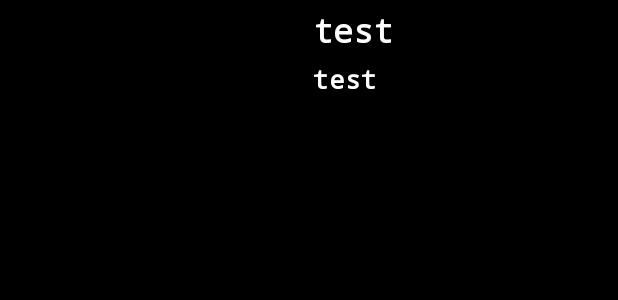
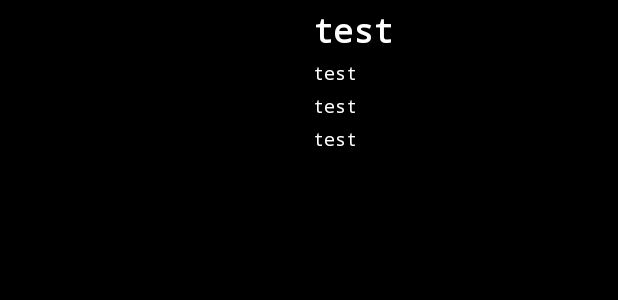
Before and after one commit to dilipkumar4813/movie-android, an Android app: the layout activity_movie_detail.xml on its own in the app's theme, with its tools: preview values and no code run, on a phone screen of 412 x 824 dp. Shown: the top 300 px of the screen. Run offline under Robolectric (Android 15) with nearby library versions, the phone set to English and light mode, and no system bars; network calls fail.

Commit message:
Loading movie language and adding strings

```diff
--- a/app/src/main/java/com/iamdilipkumar/movies/movies/MovieDetailActivity.java
+++ b/app/src/main/java/com/iamdilipkumar/movies/movies/MovieDetailActivity.java
@@ -11,7 +11,7 @@ import com.squareup.picasso.Picasso;
 public class MovieDetailActivity extends AppCompatActivity {
 
     ImageView mPosterImage, mBannerImage;
-    TextView mTitleText,mPlotText,mReleaseText;
+    TextView mTitleText, mPlotText, mReleaseText, mVoteAverageText,mMovieLanguage;
 
     @Override
     protected void onCreate(Bundle savedInstanceState) {
@@ -24,6 +24,8 @@ public class MovieDetailActivity extends AppCompatActivity {
         mTitleText = (TextView) findViewById(R.id.tv_movie_title);
         mPlotText = (TextView) findViewById(R.id.tv_movie_plot);
         mReleaseText = (TextView) findViewById(R.id.tv_movie_release_date);
+        mVoteAverageText = (TextView) findViewById(R.id.tv_movie_average_vote);
+        mMovieLanguage = (TextView) findViewById(R.id.tv_movie_language);
 
         Intent savedIntent = getIntent();
 
@@ -33,5 +35,7 @@ public class MovieDetailActivity extends AppCompatActivity {
         mTitleText.setText(savedIntent.getStringExtra("title"));
         mPlotText.setText(savedIntent.getStringExtra("plot"));
         mReleaseText.setText(savedIntent.getStringExtra("release"));
+        mVoteAverageText.setText(getString(R.string.movie_average_vote) + savedIntent.getStringExtra("average"));
+        mMovieLanguage.setText("Language: "+savedIntent.getStringExtra("language"));
     }
 }
--- a/app/src/main/java/com/iamdilipkumar/movies/movies/MoviesListActivity.java
+++ b/app/src/main/java/com/iamdilipkumar/movies/movies/MoviesListActivity.java
@@ -37,7 +37,9 @@ public class MoviesListActivity extends AppCompatActivity implements MoviesAdapt
 
     ProgressBar mLoading;
     TextView mErrorText;
+
     RecyclerView mMoviesList;
+
     MoviesAdapter mAdapter;
     ArrayList<Movie> mMovies = new ArrayList<>();
 
@@ -79,6 +81,9 @@ public class MoviesListActivity extends AppCompatActivity implements MoviesAdapt
         return true;
     }
 
+    /**
+     * Method to share the data over various app installed on the device
+     */
     private void shareText() {
         String mimeType = "text/plain";
         String title = "Share movie app";
@@ -115,6 +120,11 @@ public class MoviesListActivity extends AppCompatActivity implements MoviesAdapt
         }
     }
 
+    /**
+     * Implemeting the interface created in the MoviesAdapter {@link MoviesAdapter}
+     *
+     * @param position based on poisting passing data to detail activity
+     */
     @Override
     public void onMovieItemClick(int position) {
         Movie movie = mMovies.get(position);
@@ -144,6 +154,7 @@ public class MoviesListActivity extends AppCompatActivity implements MoviesAdapt
 
         @Override
         protected void onPreExecute() {
+            mErrorText.setVisibility(View.INVISIBLE);
             mLoading.setVisibility(View.VISIBLE);
             doNotShowList();
             super.onPreExecute();
--- a/app/src/main/res/layout/activity_movie_detail.xml
+++ b/app/src/main/res/layout/activity_movie_detail.xml
@@ -63,8 +63,27 @@
                     android:text="test"
                     android:layout_marginTop="5dp"
                     android:textColor="@android:color/white"
-                    android:textSize="18sp"
-                    android:textStyle="bold" />
+                    android:textSize="12sp" />
+
+                <TextView
+                    android:id="@+id/tv_movie_average_vote"
+                    android:layout_width="wrap_content"
+                    android:layout_height="wrap_content"
+                    android:fontFamily="monospace"
+                    android:text="test"
+                    android:layout_marginTop="5dp"
+                    android:textColor="@android:color/white"
+                    android:textSize="12sp" />
+
+                <TextView
+                    android:id="@+id/tv_movie_language"
+                    android:layout_width="wrap_content"
+                    android:layout_height="wrap_content"
+                    android:fontFamily="monospace"
+                    android:text="test"
+                    android:layout_marginTop="5dp"
+                    android:textColor="@android:color/white"
+                    android:textSize="12sp" />
 
             </LinearLayout>
 
--- a/app/src/main/res/values/strings.xml
+++ b/app/src/main/res/values/strings.xml
@@ -10,4 +10,6 @@
     <string name="sort_top_rated">top_rated</string>
 
     <string name="error_message">Could not load, Please try again</string>
+
+    <string name="movie_average_vote">Average rating: </string>
 </resources>
```
